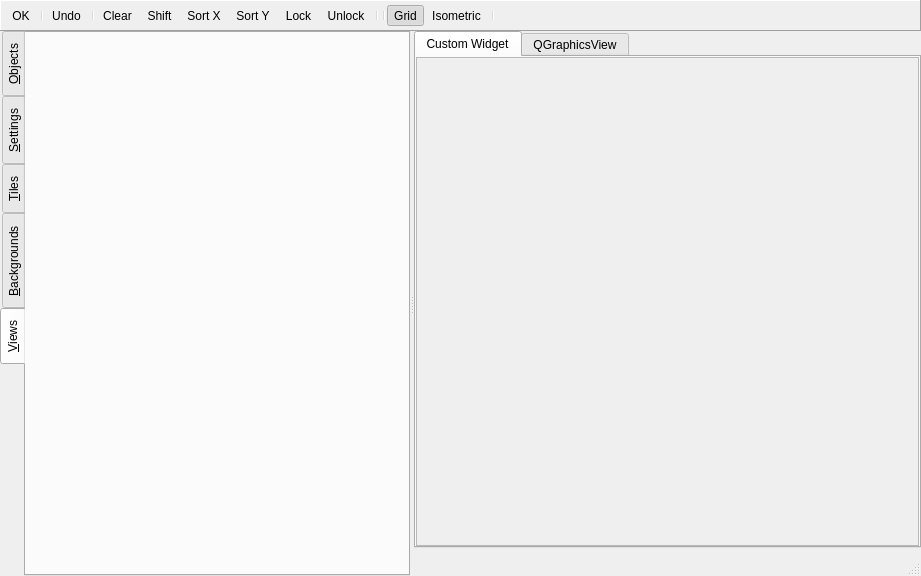
Above: src/editor/dialogs/roompropertiesdialog.ui from 0xFEEDC0DE64/QtGameMaker before the change. Below: the same form after it.
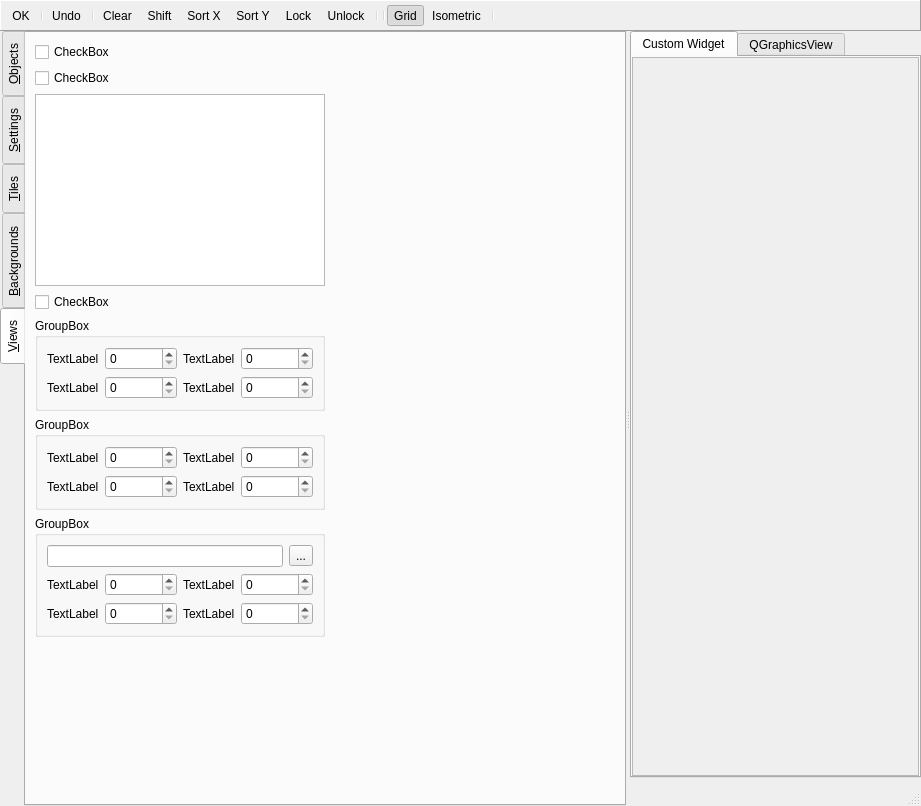
That is the form after the change. The open tabs and pages were chosen to show the change. Icons and pictures are not drawn. Custom widgets are drawn as their Qt base class.

Commit message: Add lots of controls to room properties dialog

What changed in the file:
```diff
--- a/src/editor/dialogs/roompropertiesdialog.ui
+++ b/src/editor/dialogs/roompropertiesdialog.ui
@@ -7,7 +7,7 @@
     <x>0</x>
     <y>0</y>
     <width>921</width>
-    <height>576</height>
+    <height>806</height>
    </rect>
   </property>
   <property name="windowTitle">
@@ -378,6 +378,251 @@
        <attribute name="title">
         <string>&amp;Views</string>
        </attribute>
+       <layout class="QHBoxLayout" name="horizontalLayout_11">
+        <item>
+         <layout class="QVBoxLayout" name="verticalLayout_7">
+          <item>
+           <widget class="QCheckBox" name="checkBox_8">
+            <property name="text">
+             <string>CheckBox</string>
+            </property>
+           </widget>
+          </item>
+          <item>
+           <widget class="QCheckBox" name="checkBox_9">
+            <property name="text">
+             <string>CheckBox</string>
+            </property>
+           </widget>
+          </item>
+          <item>
+           <widget class="QListView" name="listView_2"/>
+          </item>
+          <item>
+           <widget class="QCheckBox" name="checkBox_10">
+            <property name="text">
+             <string>CheckBox</string>
+            </property>
+           </widget>
+          </item>
+          <item>
+           <widget class="QGroupBox" name="groupBox">
+            <property name="title">
+             <string>GroupBox</string>
+            </property>
+            <layout class="QHBoxLayout" name="horizontalLayout_12">
+             <item>
+              <layout class="QFormLayout" name="formLayout_2">
+               <item row="0" column="0">
+                <widget class="QLabel" name="label_9">
+                 <property name="text">
+                  <string>TextLabel</string>
+                 </property>
+                </widget>
+               </item>
+               <item row="0" column="1">
+                <widget class="QSpinBox" name="spinBox_5"/>
+               </item>
+               <item row="1" column="0">
+                <widget class="QLabel" name="label_10">
+                 <property name="text">
+                  <string>TextLabel</string>
+                 </property>
+                </widget>
+               </item>
+               <item row="1" column="1">
+                <widget class="QSpinBox" name="spinBox_6"/>
+               </item>
+              </layout>
+             </item>
+             <item>
+              <layout class="QFormLayout" name="formLayout_4">
+               <item row="0" column="0">
+                <widget class="QLabel" name="label_11">
+                 <property name="text">
+                  <string>TextLabel</string>
+                 </property>
+                </widget>
+               </item>
+               <item row="0" column="1">
+                <widget class="QSpinBox" name="spinBox_7"/>
+               </item>
+               <item row="1" column="0">
+                <widget class="QLabel" name="label_12">
+                 <property name="text">
+                  <string>TextLabel</string>
+                 </property>
+                </widget>
+               </item>
+               <item row="1" column="1">
+                <widget class="QSpinBox" name="spinBox_8"/>
+               </item>
+              </layout>
+             </item>
+            </layout>
+           </widget>
+          </item>
+          <item>
+           <widget class="QGroupBox" name="groupBox_2">
+            <property name="title">
+             <string>GroupBox</string>
+            </property>
+            <layout class="QHBoxLayout" name="horizontalLayout_13">
+             <item>
+              <layout class="QFormLayout" name="formLayout_5">
+               <item row="0" column="0">
+                <widget class="QLabel" name="label_13">
+                 <property name="text">
+                  <string>TextLabel</string>
+                 </property>
+                </widget>
+               </item>
+               <item row="0" column="1">
+                <widget class="QSpinBox" name="spinBox_9"/>
+               </item>
+               <item row="1" column="0">
+                <widget class="QLabel" name="label_14">
+                 <property name="text">
+                  <string>TextLabel</string>
+                 </property>
+                </widget>
+               </item>
+               <item row="1" column="1">
+                <widget class="QSpinBox" name="spinBox_10"/>
+               </item>
+              </layout>
+             </item>
+             <item>
+              <layout class="QFormLayout" name="formLayout_6">
+               <item row="0" column="0">
+                <widget class="QLabel" name="label_15">
+                 <property name="text">
+                  <string>TextLabel</string>
+                 </property>
+                </widget>
+               </item>
+               <item row="0" column="1">
+                <widget class="QSpinBox" name="spinBox_11"/>
+               </item>
+               <item row="1" column="0">
+                <widget class="QLabel" name="label_16">
+                 <property name="text">
+                  <string>TextLabel</string>
+                 </property>
+                </widget>
+               </item>
+               <item row="1" column="1">
+                <widget class="QSpinBox" name="spinBox_12"/>
+               </item>
+              </layout>
+             </item>
+            </layout>
+           </widget>
+          </item>
+          <item>
+           <widget class="QGroupBox" name="groupBox_3">
+            <property name="title">
+             <string>GroupBox</string>
+            </property>
+            <layout class="QVBoxLayout" name="verticalLayout_8">
+             <item>
+              <layout class="QHBoxLayout" name="horizontalLayout_14">
+               <item>
+                <widget class="QLineEdit" name="lineEdit_3"/>
+               </item>
+               <item>
+                <widget class="QToolButton" name="toolButton_4">
+                 <property name="text">
+                  <string>...</string>
+                 </property>
+                </widget>
+               </item>
+              </layout>
+             </item>
+             <item>
+              <layout class="QHBoxLayout" name="horizontalLayout_15">
+               <item>
+                <layout class="QFormLayout" name="formLayout_7">
+                 <item row="0" column="0">
+                  <widget class="QLabel" name="label_17">
+                   <property name="text">
+                    <string>TextLabel</string>
+                   </property>
+                  </widget>
+                 </item>
+                 <item row="0" column="1">
+                  <widget class="QSpinBox" name="spinBox_13"/>
+                 </item>
+                 <item row="1" column="0">
+                  <widget class="QLabel" name="label_18">
+                   <property name="text">
+                    <string>TextLabel</string>
+                   </property>
+                  </widget>
+                 </item>
+                 <item row="1" column="1">
+                  <widget class="QSpinBox" name="spinBox_14"/>
+                 </item>
+                </layout>
+               </item>
+               <item>
+                <layout class="QFormLayout" name="formLayout_8">
+                 <item row="0" column="0">
+                  <widget class="QLabel" name="label_19">
+                   <property name="text">
+                    <string>TextLabel</string>
+                   </property>
+                  </widget>
+                 </item>
+                 <item row="0" column="1">
+                  <widget class="QSpinBox" name="spinBox_15"/>
+                 </item>
+                 <item row="1" column="0">
+                  <widget class="QLabel" name="label_20">
+                   <property name="text">
+                    <string>TextLabel</string>
+                   </property>
+                  </widget>
+                 </item>
+                 <item row="1" column="1">
+                  <widget class="QSpinBox" name="spinBox_16"/>
+                 </item>
+                </layout>
+               </item>
+              </layout>
+             </item>
+            </layout>
+           </widget>
+          </item>
+          <item>
+           <spacer name="verticalSpacer_3">
+            <property name="orientation">
+             <enum>Qt::Vertical</enum>
+            </property>
+            <property name="sizeHint" stdset="0">
+             <size>
+              <width>20</width>
+              <height>40</height>
+             </size>
+            </property>
+           </spacer>
+          </item>
+         </layout>
+        </item>
+        <item>
+         <spacer name="horizontalSpacer_9">
+          <property name="orientation">
+           <enum>Qt::Horizontal</enum>
+          </property>
+          <property name="sizeHint" stdset="0">
+           <size>
+            <width>255</width>
+            <height>20</height>
+           </size>
+          </property>
+         </spacer>
+        </item>
+       </layout>
       </widget>
      </widget>
      <widget class="QWidget" name="layoutWidget">
@@ -402,8 +647,8 @@
             <rect>
              <x>0</x>
              <y>0</y>
-             <width>473</width>
-             <height>478</height>
+             <width>280</width>
+             <height>708</height>
             </rect>
            </property>
           </widget>
```
Left out of the diff: 339 changed lines with no effect on the pictures.
